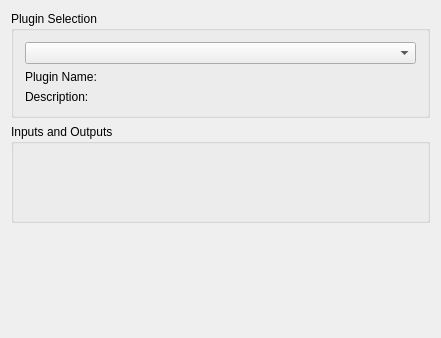
Old version of the form src/libkstapp/filterfittab.ui in the repository Kst-plot/kst.
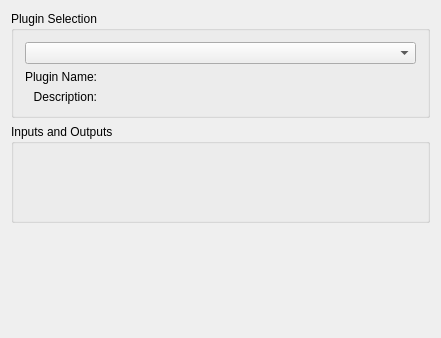
New version of the form. Custom widgets are drawn as their Qt base class.

```diff
--- a/src/libkstapp/filterfittab.ui
+++ b/src/libkstapp/filterfittab.ui
@@ -32,11 +32,20 @@
         </item>
        </layout>
       </item>
-      <item row="1" column="0" >
-       <widget class="QLabel" name="label" >
-        <property name="text" >
+      <item row="1" column="0">
+       <widget class="QLabel" name="label">
+        <property name="sizePolicy">
+         <sizepolicy hsizetype="Fixed" vsizetype="Preferred">
+          <horstretch>0</horstretch>
+          <verstretch>0</verstretch>
+         </sizepolicy>
+        </property>
+        <property name="text">
          <string>Plugin Name:</string>
         </property>
+        <property name="alignment">
+         <set>Qt::AlignRight|Qt::AlignTrailing|Qt::AlignVCenter</set>
+        </property>
        </widget>
       </item>
       <item row="1" column="1" >
@@ -51,6 +60,9 @@
         <property name="text" >
          <string>Description:</string>
         </property>
+        <property name="alignment">
+         <set>Qt::AlignRight|Qt::AlignTrailing|Qt::AlignVCenter</set>
+        </property>
        </widget>
       </item>
       <item row="2" column="1" >
@@ -85,7 +97,7 @@
   <zorder>label_3</zorder>
   <zorder>_descriptionLabel</zorder>
  </widget>
- <layoutdefault spacing="6" margin="11" />
+ <layoutdefault spacing="6" margin="11"/>
  <pixmapfunction>qPixmapFromMimeSource</pixmapfunction>
  <customwidgets>
   <customwidget>
```
Left out of the diff: 63 changed lines with no effect on the pictures.
